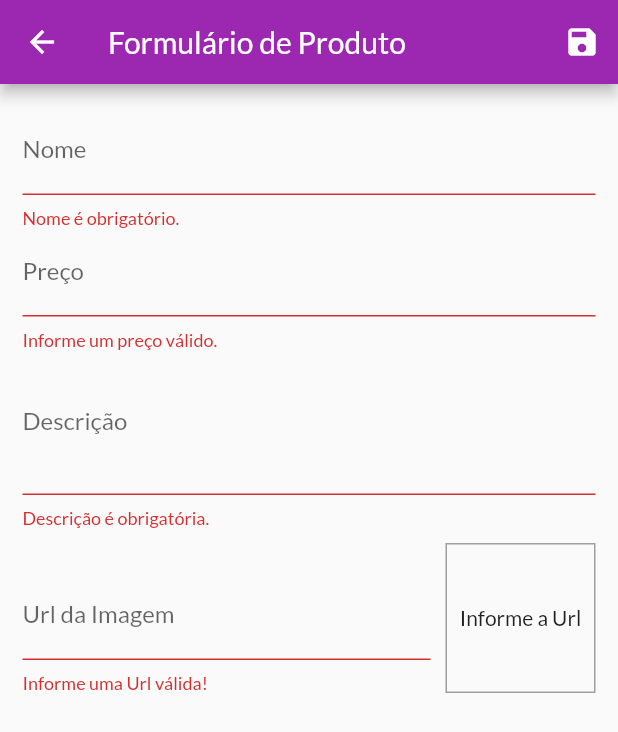
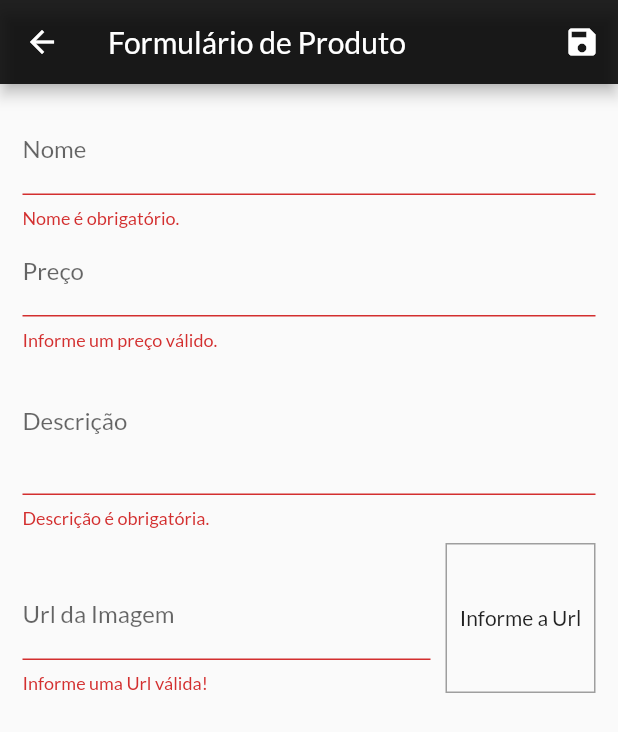
Before and after one commit to AntonioMarcosRosa/cod3r_course-shop_app, a Flutter app: the ProductFormPage screen opened by its route, after a tap on the "save" icon, on a phone screen of 412 x 824 dp. Shown: the top 732 px of the screen. Run offline on Flutter 3.47's test engine with Material 2 defaults, Android fonts, the phone set to English and light mode, and no system bars; network calls fail.

```diff
--- a/lib/components/product_item.dart
+++ b/lib/components/product_item.dart
@@ -60,7 +60,7 @@ class ProductItem extends StatelessWidget {
                 ).then((value) {
                   if (value ?? false) {
                     Provider.of<ProductList>(context, listen: false)
-                        .removeProduct(product.id);
+                        .removeProduct(product);
                   }
                 });
               },
--- a/lib/main.dart
+++ b/lib/main.dart
@@ -36,7 +36,7 @@ class ShopApp extends StatelessWidget {
         title: 'Shop App',
         theme: ThemeData(
           colorScheme: ColorScheme.fromSwatch().copyWith(
-            primary: Colors.purple,
+            primary: Colors.black87,
             secondary: Colors.deepOrange,
           ),
           fontFamily: 'Lato',
--- a/lib/pages/product_form_page.dart
+++ b/lib/pages/product_form_page.dart
@@ -19,6 +19,8 @@ class _ProductFormPageState extends State<ProductFormPage> {
 
   final _formKey = GlobalKey<FormState>();
   final _formData = <String, Object>{};
+
+  bool _isLoading = false;
 
   @override
   void initState() {
@@ -68,7 +70,7 @@ class _ProductFormPageState extends State<ProductFormPage> {
     return isValidUrl && endsWithFile;
   }
 
-  void _submitForm() {
+  Future<void> _submitForm() async {
     final isValid = _formKey.currentState?.validate() ?? false;
 
     if (!isValid) {
@@ -77,12 +79,32 @@ class _ProductFormPageState extends State<ProductFormPage> {
 
     _formKey.currentState?.save();
 
-    Provider.of<ProductList>(
+    setState(() => _isLoading = true);
+
+    try {
+      await Provider.of<ProductList>(
         context,
         listen: false,
       ).saveProduct(_formData);
-
+    } catch (err) {
+      await showDialog(
+        context: context,
+        builder: ((ctx) => AlertDialog(
+              title: const Text('Erro'),
+              content:
+                  const Text('Ocorreu um erro ao tentar salvar o produto.'),
+              actionsAlignment: MainAxisAlignment.end,
+              actions: [
+                TextButton(
+                    onPressed: () => Navigator.of(ctx).pop(),
+                    child: const Text('Ok'))
+              ],
+            )),
+      );
+    } finally {
+      setState(() => _isLoading = false);
       Navigator.of(context).pop();
+    }
   }
 
   @override
@@ -97,7 +119,11 @@ class _ProductFormPageState extends State<ProductFormPage> {
           )
         ],
       ),
-      body: Padding(
+      body: _isLoading
+          ? const Center(
+              child: CircularProgressIndicator(),
+            )
+          : Padding(
               padding: const EdgeInsets.all(15),
               child: Form(
                 key: _formKey,
@@ -177,8 +203,8 @@ class _ProductFormPageState extends State<ProductFormPage> {
                       children: [
                         Expanded(
                           child: TextFormField(
-                      decoration:
-                          const InputDecoration(labelText: 'Url da Imagem'),
+                            decoration: const InputDecoration(
+                                labelText: 'Url da Imagem'),
                             keyboardType: TextInputType.url,
                             textInputAction: TextInputAction.done,
                             focusNode: _imageUrlFocus,
@@ -219,7 +245,8 @@ class _ProductFormPageState extends State<ProductFormPage> {
                                   child: FittedBox(
                                     clipBehavior: Clip.hardEdge,
                                     fit: BoxFit.cover,
-                              child: Image.network(_imageUrlController.text),
+                                    child:
+                                        Image.network(_imageUrlController.text),
                                   ),
                                 ),
                         ),
```
Also changed, not shown: lib/models/product_list.dart (+66 -18 lines), lib/pages/products_overview_page.dart (+24 -1 lines), lib/pages/products_page.dart (+11 -1 lines). Lines whose indentation alone changed are shown as unchanged.
